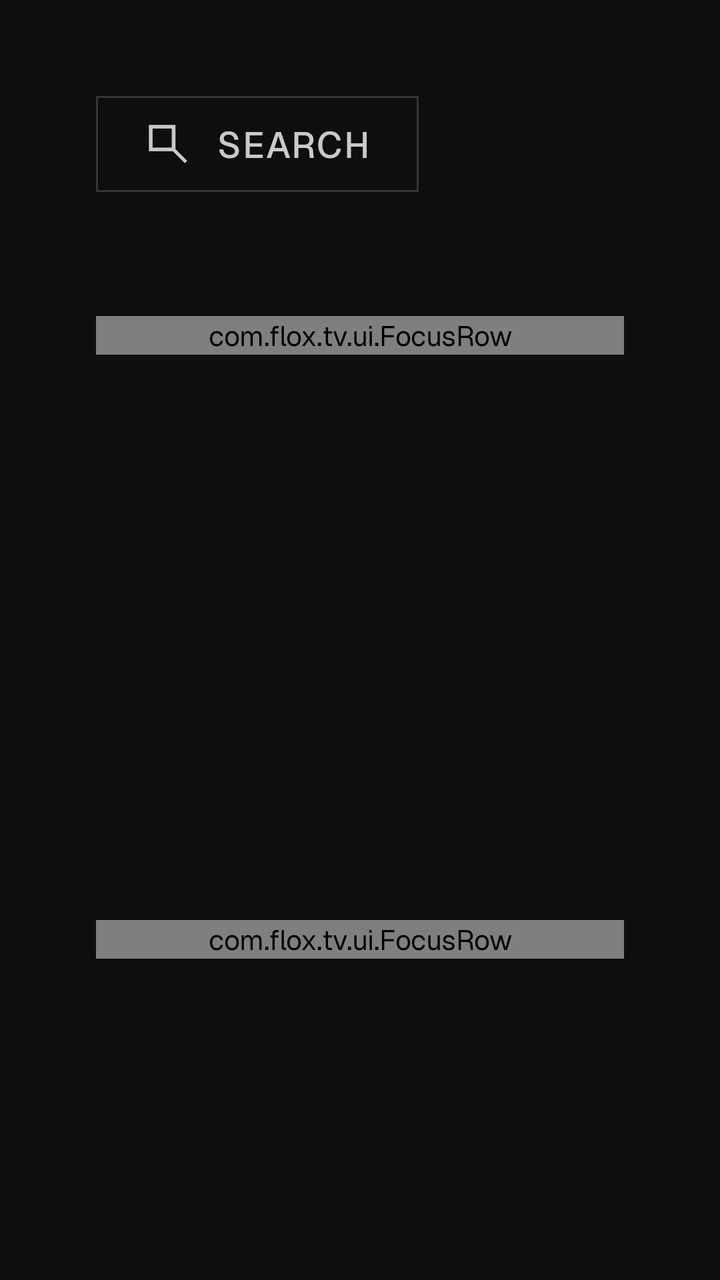
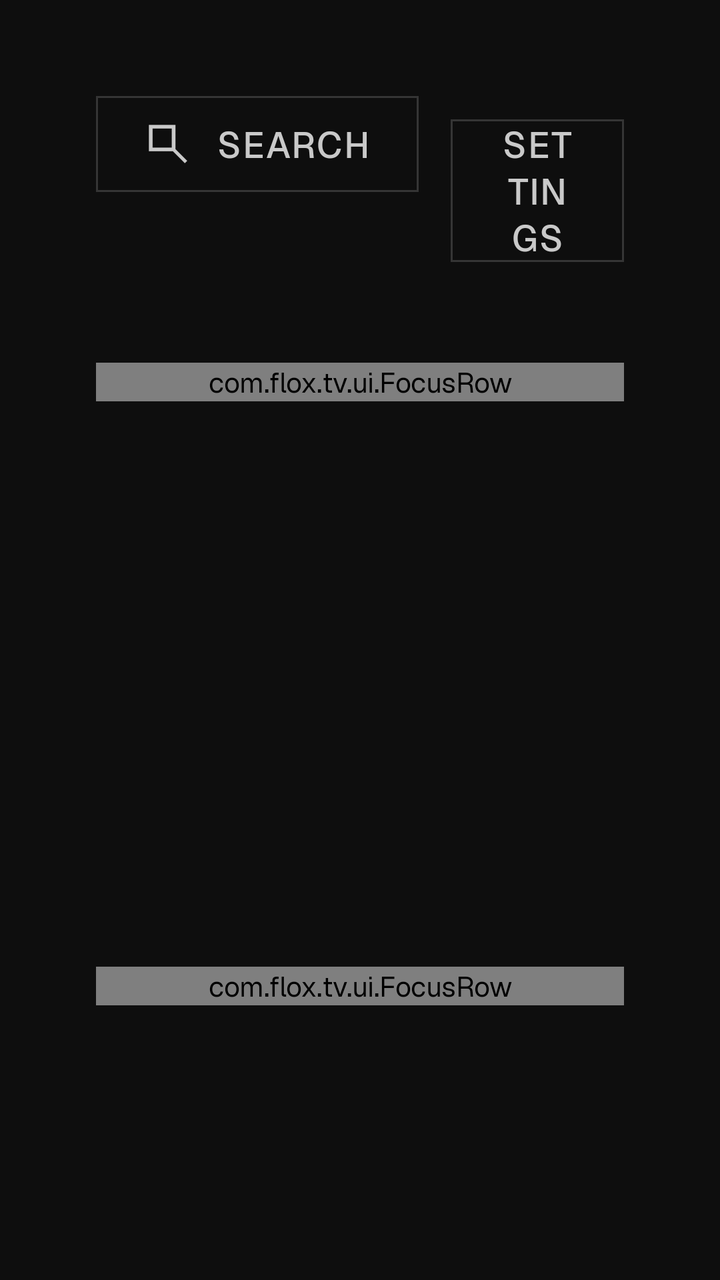

Screens rendered from an Android XML layout before and after an edit, with the pre-edit source and the edit as a unified diff.
<!-- AndroidManifest.xml: application theme Theme.Flox -->
<!-- res/layout/activity_home.xml -->
<?xml version="1.0" encoding="utf-8"?>
<ScrollView xmlns:android="http://schemas.android.com/apk/res/android"
    android:id="@+id/scroll"
    android:layout_width="match_parent"
    android:layout_height="match_parent"
    android:background="@color/canvas"
    android:clipChildren="false"
    android:clipToPadding="false"
    android:fillViewport="true"
    android:overScrollMode="never"
    android:scrollbars="none">

    <LinearLayout
        android:layout_width="match_parent"
        android:layout_height="wrap_content"
        android:clipChildren="false"
        android:clipToPadding="false"
        android:orientation="vertical"
        android:padding="@dimen/screen_padding">

        <Button
            android:id="@+id/search"
            style="@style/Button.Ghost"
            android:layout_width="wrap_content"
            android:layout_height="wrap_content"
            android:drawableStart="@drawable/ic_search"
            android:drawablePadding="@dimen/space_12"
            android:drawableTint="@color/text_secondary"
            android:text="@string/search" />

        <include
            android:id="@+id/row_continue"
            layout="@layout/view_row"
            android:layout_width="match_parent"
            android:layout_height="wrap_content"
            android:layout_marginTop="@dimen/space_32"
            android:visibility="gone" />

        <include
            android:id="@+id/row_library"
            layout="@layout/view_row"
            android:layout_width="match_parent"
            android:layout_height="wrap_content"
            android:layout_marginTop="@dimen/space_32"
            android:visibility="gone" />

        <include
            android:id="@+id/row_movies"
            layout="@layout/view_row"
            android:layout_width="match_parent"
            android:layout_height="wrap_content"
            android:layout_marginTop="@dimen/space_32" />

        <include
            android:id="@+id/row_tv"
            layout="@layout/view_row"
            android:layout_width="match_parent"
            android:layout_height="wrap_content"
            android:layout_marginTop="@dimen/space_32" />
    </LinearLayout>
</ScrollView>
<!-- res/layout/view_row.xml (included above) -->
<?xml version="1.0" encoding="utf-8"?>
<LinearLayout xmlns:android="http://schemas.android.com/apk/res/android"
    android:layout_width="match_parent"
    android:layout_height="wrap_content"
    android:layout_marginTop="@dimen/space_32"
    android:clipChildren="false"
    android:clipToPadding="false"
    android:orientation="vertical">

    <TextView
        android:id="@+id/row_label"
        style="@style/Text.Eyebrow"
        android:layout_width="wrap_content"
        android:layout_height="wrap_content"
        android:layout_marginBottom="@dimen/space_12"
        android:drawablePadding="@dimen/space_8"
        android:drawableTint="@color/text_secondary"
        android:gravity="center_vertical" />

    <FrameLayout
        android:layout_width="match_parent"
        android:layout_height="wrap_content"
        android:clipChildren="false"
        android:clipToPadding="false"
        android:minHeight="@dimen/poster_height">

        <com.flox.tv.ui.FocusRow
            android:id="@+id/row_list"
            android:layout_width="match_parent"
            android:layout_height="wrap_content"
            android:clipChildren="false"
            android:clipToPadding="false" />

        <TextView
            android:id="@+id/row_state"
            style="@style/Text.Eyebrow"
            android:layout_width="wrap_content"
            android:layout_height="wrap_content"
            android:layout_gravity="center"
            android:textColor="@color/text_muted"
            android:visibility="gone" />
    </FrameLayout>
</LinearLayout>
<!-- resources referenced by this layout -->
<resources>
  <color name="canvas">#0E0E0E</color>
  <color name="text_muted">#8F8F8F</color>
  <color name="text_secondary">#C9C9C9</color>
  <dimen name="poster_height">240dp</dimen>
  <dimen name="screen_padding">48dp</dimen>
  <dimen name="space_12">12dp</dimen>
  <dimen name="space_32">32dp</dimen>
  <dimen name="space_8">8dp</dimen>
  <string name="search">SEARCH</string>
  <style name="Button.Ghost" parent="Button.Filled">
          <item name="android:background">@drawable/bg_button_ghost</item>
          <item name="android:textColor">@color/text_secondary</item>
      </style>
  <style name="Text.Eyebrow">
          <item name="android:fontFamily">@font/geist_mono_regular</item>
          <item name="android:textSize">@dimen/text_eyebrow</item>
          <item name="android:letterSpacing">0.071</item>
          <item name="android:textAllCaps">true</item>
          <item name="android:textColor">@color/text_secondary</item>
      </style>
  <style name="Button.Filled" parent="android:Widget.Material.Button">
          <item name="android:background">@drawable/bg_button_filled</item>
          <item name="android:textColor">@color/text_on_inverted</item>
          <item name="android:fontFamily">@font/geist_medium</item>
          <item name="android:textSize">@dimen/text_caption</item>
          <item name="android:textAllCaps">true</item>
          <item name="android:letterSpacing">0.04</item>
          <item name="android:paddingStart">@dimen/space_24</item>
          <item name="android:paddingEnd">@dimen/space_24</item>
          <item name="android:minHeight">48dp</item>
          <item name="android:stateListAnimator">@null</item>
          <item name="android:elevation">0dp</item>
      </style>
  <!-- drawable bg_button_ghost (drawable) -->
  <?xml version="1.0" encoding="utf-8"?>
  <selector xmlns:android="http://schemas.android.com/apk/res/android">
      <item android:state_focused="true">
          <shape android:shape="rectangle">
              <solid android:color="@android:color/transparent" />
              <stroke android:width="@dimen/focus_stroke" android:color="@color/focus_ring" />
          </shape>
      </item>
      <item>
          <shape android:shape="rectangle">
              <solid android:color="@android:color/transparent" />
              <stroke android:width="@dimen/hairline" android:color="@color/hairline_strong" />
          </shape>
      </item>
  </selector>
  <dimen name="text_eyebrow">14sp</dimen>
  <color name="text_primary">#FAFAFA</color>
  <color name="hairline_strong">#29FFFFFF</color>
  <!-- drawable bg_button_filled (drawable) -->
  <?xml version="1.0" encoding="utf-8"?>
  <selector xmlns:android="http://schemas.android.com/apk/res/android">
      <item android:state_focused="true">
          <shape android:shape="rectangle">
              <solid android:color="@color/inverted" />
              <stroke android:width="@dimen/focus_stroke" android:color="@color/terminal_green" />
          </shape>
      </item>
      <item>
          <shape android:shape="rectangle">
              <solid android:color="@color/inverted" />
          </shape>
      </item>
  </selector>
  <color name="text_on_inverted">#0E0E0E</color>
  <dimen name="text_caption">18sp</dimen>
  <dimen name="space_24">24dp</dimen>
  <dimen name="focus_stroke">2dp</dimen>
  <color name="focus_ring">#FAFAFA</color>
  <dimen name="hairline">1dp</dimen>
  <color name="inverted">#FAFAFA</color>
  <color name="terminal_green">#297A3A</color>
</resources>

<!-- the commit's change to res/layout/activity_home.xml (unified diff, before → after) -->
@@ -18,15 +18,31 @@
         android:orientation="vertical"
         android:padding="@dimen/screen_padding">
 
-        <Button
-            android:id="@+id/search"
-            style="@style/Button.Ghost"
+        <LinearLayout
             android:layout_width="wrap_content"
             android:layout_height="wrap_content"
-            android:drawableStart="@drawable/ic_search"
-            android:drawablePadding="@dimen/space_12"
-            android:drawableTint="@color/text_secondary"
-            android:text="@string/search" />
+            android:orientation="horizontal">
+
+            <Button
+                android:id="@+id/search"
+                style="@style/Button.Ghost"
+                android:layout_width="wrap_content"
+                android:layout_height="wrap_content"
+                android:drawableStart="@drawable/ic_search"
+                android:drawablePadding="@dimen/space_12"
+                android:drawableTint="@color/text_secondary"
+                android:nextFocusRight="@+id/settings"
+                android:text="@string/search" />
+
+            <Button
+                android:id="@+id/settings"
+                style="@style/Button.Ghost"
+                android:layout_width="wrap_content"
+                android:layout_height="wrap_content"
+                android:layout_marginStart="@dimen/space_16"
+                android:nextFocusLeft="@id/search"
+                android:text="@string/settings" />
+        </LinearLayout>
 
         <include
             android:id="@+id/row_continue"
<!-- resource entries referenced after the edit -->
@@ -6,9 +6,11 @@
   <dimen name="poster_height">240dp</dimen>
   <dimen name="screen_padding">48dp</dimen>
   <dimen name="space_12">12dp</dimen>
+  <dimen name="space_16">16dp</dimen>
   <dimen name="space_32">32dp</dimen>
   <dimen name="space_8">8dp</dimen>
   <string name="search">SEARCH</string>
+  <string name="settings">SETTINGS</string>
   <style name="Button.Ghost" parent="Button.Filled">
           <item name="android:background">@drawable/bg_button_ghost</item>
           <item name="android:textColor">@color/text_secondary</item>
